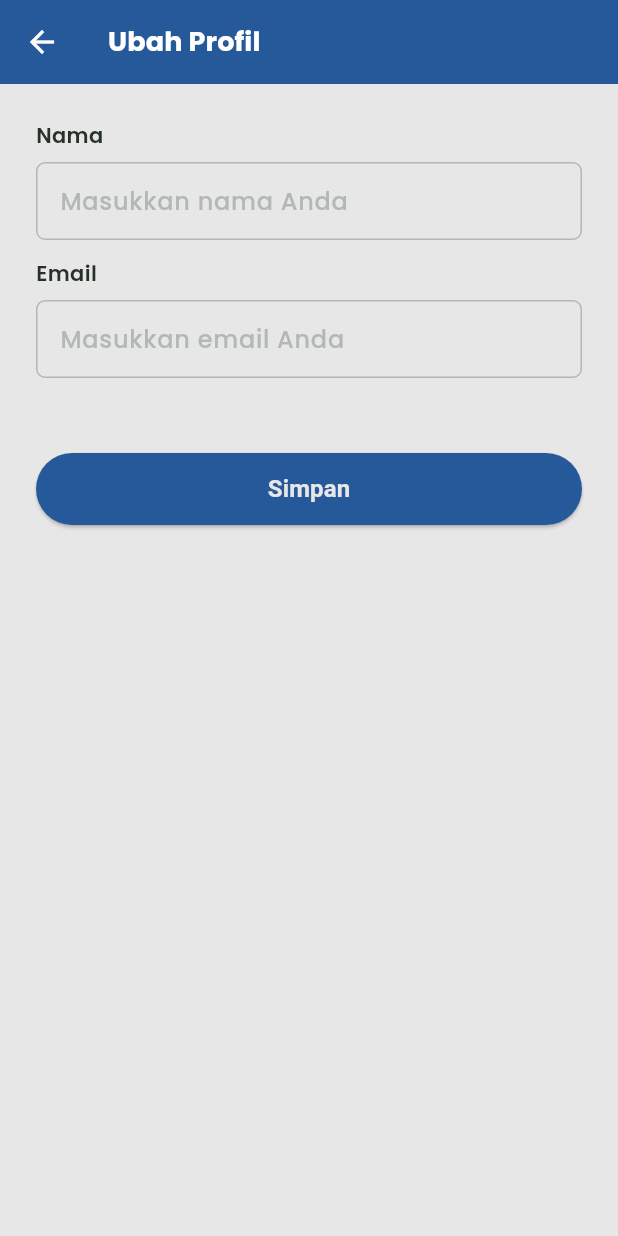
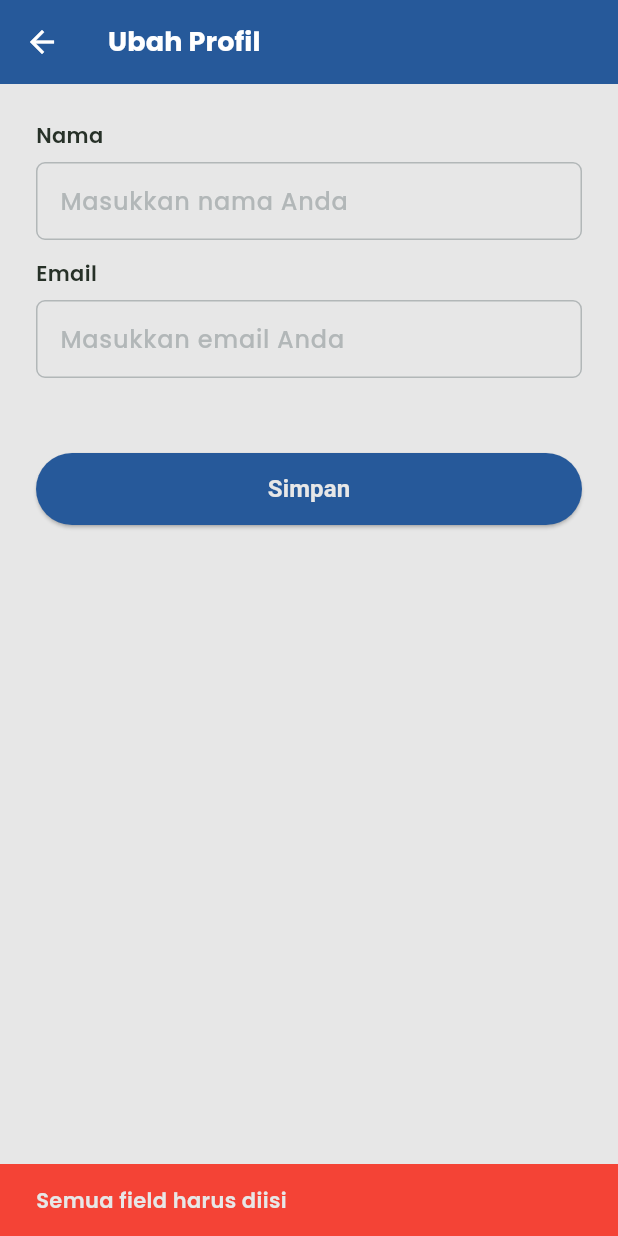
Before and after one commit to Capstone-Projek/mobile_apps, a Flutter app: the EditProfileScreen screen opened by its route, after a tap on "Simpan", on a phone screen of 412 x 824 dp. Run offline on Flutter 3.47's test engine with Material 3 defaults, Android fonts, the phone set to English and light mode, and no system bars; our stand-ins replace carousel_slider, curved_navigation_bar, dropdown_button2, email_validator, flutter_map, google_fonts and 5 more; missing offline and left inert: workmanager; accounts and stored records are empty.

Commit message:
feat: integrate API for edit profile

```diff
--- /dev/null
+++ b/lib/data/models/main/profile/change_profile_request.dart
@@ -0,0 +1,8 @@
+class ChangeProfileRequest {
+  final String email;
+  final String name;
+
+  ChangeProfileRequest({required this.email, required this.name});
+
+  Map<String, dynamic> toJson() => {"email": email, "name": name};
+}
--- a/lib/main.dart
+++ b/lib/main.dart
@@ -9,6 +9,7 @@ import 'package:mobile_apps/presentation/viewmodels/auth/user/shared_preferences
 import 'package:mobile_apps/presentation/static/main/navigation_route.dart';
 import 'package:mobile_apps/presentation/styles/theme/jejak_rasa_theme.dart';
 import 'package:mobile_apps/presentation/viewmodels/main/index_nav_provider.dart';
+import 'package:mobile_apps/presentation/viewmodels/profile/change_profile_provider.dart';
 import 'package:mobile_apps/presentation/views/login/login_screen.dart';
 import 'package:mobile_apps/presentation/views/main/main_screen.dart';
 import 'package:mobile_apps/presentation/views/main/profile/account-information/change_password_screen.dart';
@@ -49,6 +50,10 @@ void main() async {
 
         ChangeNotifierProvider(create: (context) => IndexNavProvider()),
         ChangeNotifierProvider(create: (context) => CameraProvider()),
+        ChangeNotifierProvider(
+          create: (context) =>
+              ChangeProfileProvider(context.read<ApiService>()),
+        ),
       ],
       child: MyApp(initialRoute: route),
     ),
--- /dev/null
+++ b/lib/presentation/static/profile/change_profile_result_state.dart
@@ -0,0 +1,20 @@
+import 'package:mobile_apps/data/models/auth/user/user_response_model.dart';
+
+sealed class ChangeProfileResultState {}
+
+class ChangeProfileResultNoneState extends ChangeProfileResultState {}
+
+class ChangeProfileResultLoadingState extends ChangeProfileResultState {}
+
+class ChangeProfileResultErrorState extends ChangeProfileResultState {
+  final String error;
+
+  ChangeProfileResultErrorState({required this.error});
+}
+
+class ChangeProfileResultLoadedState extends ChangeProfileResultState {
+  final String message;
+  final UserResponseModel data;
+
+  ChangeProfileResultLoadedState({required this.message, required this.data});
+}
--- a/lib/presentation/viewmodels/auth/login/login_provider.dart
+++ b/lib/presentation/viewmodels/auth/login/login_provider.dart
@@ -22,7 +22,6 @@ class LoginProvider extends ChangeNotifier {
       notifyListeners();
 
       final result = await _apiService.loginUser(user);
-      print(result.message);
 
       if (result.message != "Login berhasil!") {
         _resultState = LoginResultErrorState(error: "Failed to login");
--- a/lib/presentation/viewmodels/auth/register/register_provider.dart
+++ b/lib/presentation/viewmodels/auth/register/register_provider.dart
@@ -21,7 +21,6 @@ class RegisterProvider extends ChangeNotifier {
       notifyListeners();
 
       final result = await _apiService.registerUser(user);
-      print(result.message);
 
       if (result.message != "Registrasi berhasil!") {
         _resultState = RegisterResultErrorState(error: "Failed to register");
--- a/lib/presentation/views/login/login_screen.dart
+++ b/lib/presentation/views/login/login_screen.dart
@@ -267,7 +267,7 @@ class __BodyLoginScreenState extends State<_BodyLoginScreen> {
                     builder: (_) => AlertDialog(
                       title: const Text("Login Berhasil"),
                       content: Text(
-                        "Selemat datang kembali ${data.dataUser.name}",
+                        "Selamat datang kembali ${data.dataUser.name}",
                       ),
                       actions: [
                         Center(
--- a/lib/presentation/views/main/main_screen.dart
+++ b/lib/presentation/views/main/main_screen.dart
@@ -26,11 +26,6 @@ class _MainScreenState extends State<MainScreen> {
       sharedProvider.getshowUsername();
       sharedProvider.getshowEmail();
       sharedProvider.syncToken();
-
-      print("data user ${sharedProvider.refreshToken}");
-      print("data user ${sharedProvider.showUsername}");
-      print("data user ${sharedProvider.accessToken}");
-      print("data user ${sharedProvider.showEmail}");
     });
   }
 
--- a/lib/presentation/views/main/profile/account-information/edit_profile_screen.dart
+++ b/lib/presentation/views/main/profile/account-information/edit_profile_screen.dart
@@ -1,7 +1,13 @@
 import 'package:flutter/material.dart';
+import 'package:mobile_apps/data/models/main/profile/change_profile_request.dart';
+import 'package:mobile_apps/presentation/static/main/navigation_route.dart';
+import 'package:mobile_apps/presentation/static/profile/change_profile_result_state.dart';
 import 'package:mobile_apps/presentation/styles/color/jejak_rasa_color.dart';
+import 'package:mobile_apps/presentation/viewmodels/profile/change_profile_provider.dart';
 import 'package:mobile_apps/presentation/widgets/custom_button.dart';
 import 'package:mobile_apps/presentation/widgets/custom_input_widget_with_text.dart';
+import 'package:provider/provider.dart';
+import 'package:shared_preferences/shared_preferences.dart';
 
 class EditProfileScreen extends StatefulWidget {
   const EditProfileScreen({super.key});
@@ -31,7 +37,46 @@ class _EditProfileScreenState extends State<EditProfileScreen> {
           ).textTheme.titleSmall!.copyWith(color: Colors.white),
         ),
       ),
-      body: Center(
+      body: Consumer<ChangeProfileProvider>(
+        builder: (context, provider, child) {
+          final state = provider.resultState;
+
+          // Jika loading, tampilkan indikator
+          if (state is ChangeProfileResultLoadingState) {
+            return const Center(child: CircularProgressIndicator());
+          }
+
+          // Jika berhasil ubah profil
+          if (state is ChangeProfileResultLoadedState) {
+            WidgetsBinding.instance.addPostFrameCallback((_) async {
+              final prefs = await SharedPreferences.getInstance();
+              await prefs.setString('MY_SHOW_USERNAME', state.data.name);
+              await prefs.setString('MY_SHOW_EMAIL', state.data.email);
+
+              if (context.mounted) {
+                ScaffoldMessenger.of(context).showSnackBar(
+                  SnackBar(
+                    content: Text(state.message),
+                    backgroundColor: Colors.green,
+                  ),
+                );
+                Navigator.pushNamed(context, NavigationRoute.mainRoute.path);
+                context.read<ChangeProfileProvider>().resetState();
+              }
+            });
+          }
+
+          // Jika error
+          if (state is ChangeProfileResultErrorState) {
+            WidgetsBinding.instance.addPostFrameCallback((_) {
+              ScaffoldMessenger.of(
+                context,
+              ).showSnackBar(SnackBar(content: Text(state.error)));
+            });
+          }
+
+          // Form utama
+          return Center(
             child: Form(
               key: _formKey,
               child: Padding(
@@ -43,29 +88,44 @@ class _EditProfileScreenState extends State<EditProfileScreen> {
                       hintText: "Masukkan nama Anda",
                       controller: _nameController,
                     ),
-
                     const SizedBox(height: 12),
-
                     CustomInputWidgetWithText(
                       label: "Email",
                       hintText: "Masukkan email Anda",
                       controller: _emailController,
                       keyboardType: TextInputType.emailAddress,
                     ),
-
                     const SizedBox(height: 50),
-
                     CustomButton(
                       text: "Simpan",
                       color: JejakRasaColor.secondary.color,
                       onPressed: () {
-
+                        if (_formKey.currentState!.validate()) {
+                          if (_nameController.text.isNotEmpty &&
+                              _emailController.text.isNotEmpty) {
+                            context.read<ChangeProfileProvider>().changeProfile(
+                              ChangeProfileRequest(
+                                email: _emailController.text.trim(),
+                                name: _nameController.text.trim(),
+                              ),
+                            );
+                          } else {
+                            ScaffoldMessenger.of(context).showSnackBar(
+                              const SnackBar(
+                                content: Text("Semua field harus diisi"),
+                                backgroundColor: Colors.red,
+                              ),
+                            );
+                          }
+                        }
                       },
                     ),
                   ],
                 ),
               ),
             ),
+          );
+        },
       ),
     );
   }
--- a/lib/presentation/views/main/profile/admin-food-data/create_food_list_screen.dart
+++ b/lib/presentation/views/main/profile/admin-food-data/create_food_list_screen.dart
@@ -21,7 +21,6 @@ class CreateFoodListScreen extends StatelessWidget {
       ),
       body: FoodForm(
         onSubmit: (newData) {
-          print("Data baru dibuat: $newData");
           Navigator.pop(context, newData);
         },
       ),
--- a/lib/presentation/views/main/profile/admin-food-data/edit_food_list_screen.dart
+++ b/lib/presentation/views/main/profile/admin-food-data/edit_food_list_screen.dart
@@ -24,7 +24,6 @@ class EditFoodListScreen extends StatelessWidget {
       body: FoodForm(
         initialData: foodData,
         onSubmit: (updatedData) {
-          print("Data baru: $updatedData");
           Navigator.pop(context, updatedData);
         },
       ),
```
Also changed, not shown: lib/core/service/api/api_service.dart (+26 -6 lines), lib/data/models/main/profile/change_profile_response_model.dart (added, +14 -0 lines), lib/presentation/viewmodels/profile/change_profile_provider.dart (added, +39 -0 lines), lib/data/models/main/profile/test.dart (deleted), 1 other file. Lines whose indentation alone changed are shown as unchanged.
